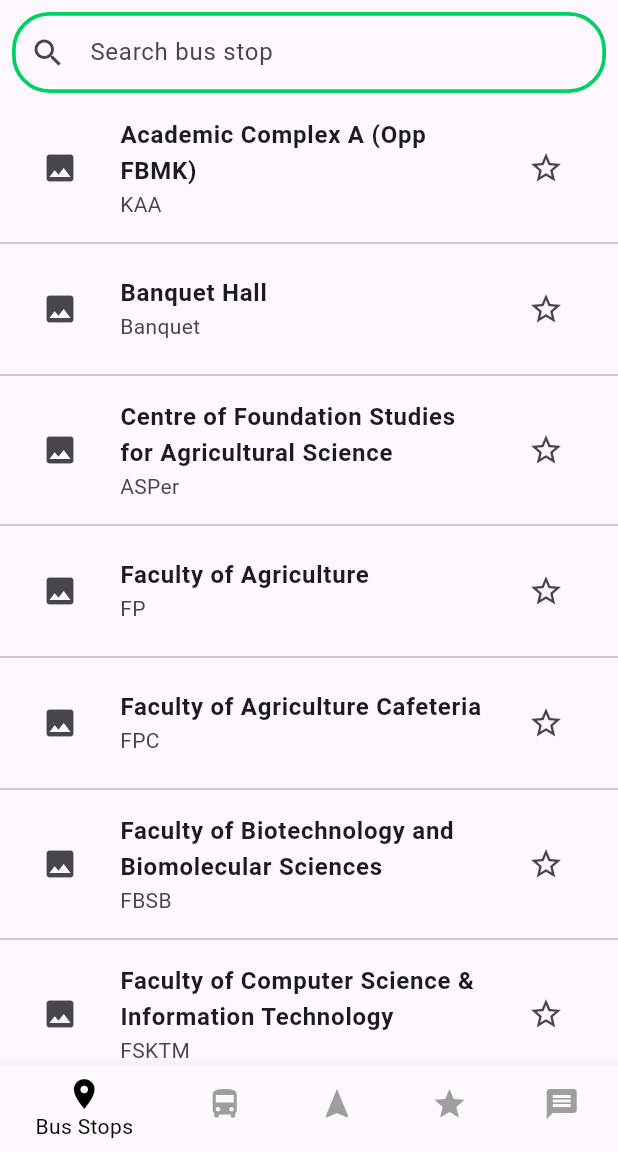
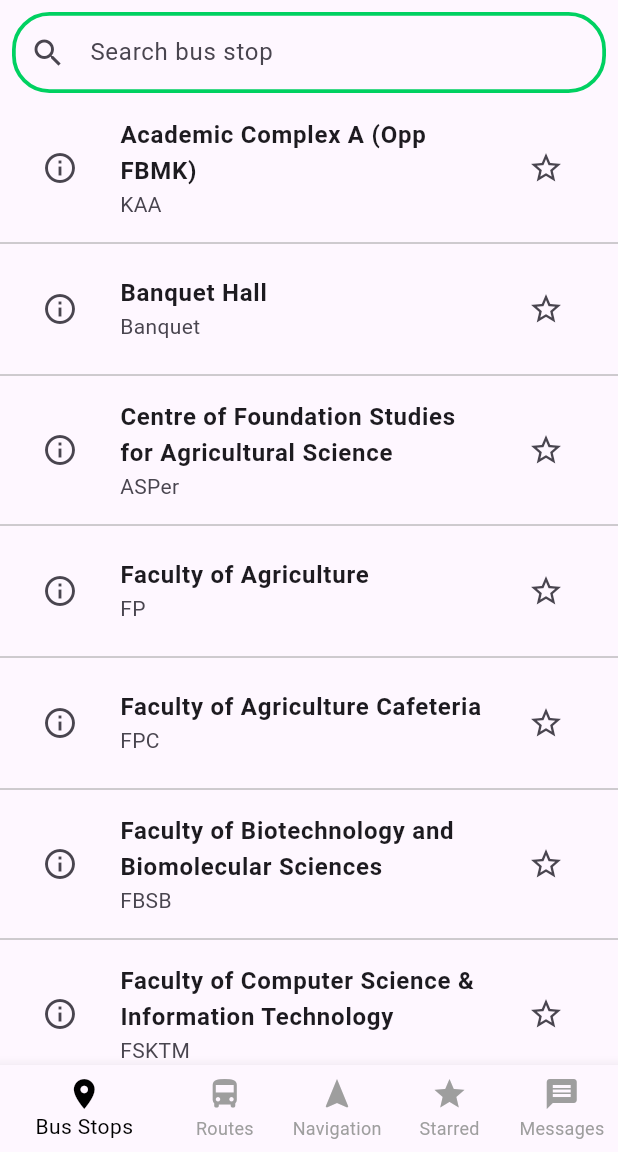
Before and after one commit to aqilsyamil/PUTRA_T, a Flutter app: the screen it shows after launch, on a phone screen of 412 x 824 dp, the part 84-1236 px from its top. Run offline on Flutter 3.47's test engine with Material 3 defaults, Android fonts, the light colour scheme and no system bars; our stand-ins replace geolocator, google_maps_flutter.

Commit message:
New Version

```diff
--- a/lib/BusRoutePage.dart
+++ b/lib/BusRoutePage.dart
@@ -3,6 +3,7 @@ import 'package:google_maps_flutter/google_maps_flutter.dart';
 import 'SidebarPage.dart';
 import 'model/User.dart';
 import 'package:geolocator/geolocator.dart';
+
 
 class BusStop {
   final String id;
@@ -1193,6 +1194,7 @@ class _BusRoutePage extends State<BusRoutePage> {
   @override
   Widget build(BuildContext context) {
     return Scaffold(
+      key: _scaffoldKey,
       appBar: AppBar(
         leading: IconButton(
           icon: Image.asset('assets/images/p_logo.png'),// Use your own asset image
--- a/lib/BusStop.dart
+++ b/lib/BusStop.dart
@@ -52,7 +52,7 @@ class BusStop extends StatelessWidget {
           leading: Padding(
             padding: EdgeInsets.only(right: 0.0), // Reduce padding to bring text closer to the icon
             child: IconButton(
-              icon: Icon(Icons.image),
+              icon: Icon(Icons.info_outline),
               iconSize: 24, // Smaller icon size
               onPressed: () => _showFullScreenImage(context, imagePath),
             ),
--- a/lib/BusStopPage.dart
+++ b/lib/BusStopPage.dart
@@ -29,9 +29,9 @@ class _BusStopPageState extends State<BusStopPage> {
   bool isSearching = false;
 
   final Map<String, String> busStopImages = {
-    'PFC': 'assets/images/academy.JPG',
-    'KTAG': 'assets/images/asper.JPG',
-    'SFC': 'assets/images/banquet.JPG',
+    'PFC': 'assets/images/pfc.JPG',
+    'KTAG': 'assets/images/ktag.JPG',
+    'SFC': 'assets/images/sfc.JPG',
     'Central': 'assets/images/central.JPG',
     'FBMK': 'assets/images/fbmk.JPG',
     'FBSB': 'assets/images/fbsb.JPG',
@@ -44,10 +44,14 @@ class _BusStopPageState extends State<BusStopPage> {
     'IBS': 'assets/images/ibs.JPG',
     'INSPEM': 'assets/images/inspem.JPG',
     'K10': 'assets/images/k10.JPG',
-    'K14': 'assets/images/k14.JPG',
+    'K14': 'assets/images/k14.jpg',
     'KMB': 'assets/images/kmb.JPG',
     'PSAS': 'assets/images/psas.JPG',
     'SGS': 'assets/images/sgs.JPG',
+    'Banquet': 'assets/images/banquet.JPG',
+    'ASPer': 'assets/images/asper.jpg',
+    'KAA': 'assets/images/kaa.JPG',
+    'Academy': 'assets/images/academy.jpg',
   };
 
 
@@ -198,7 +202,7 @@ class _BusStopPageState extends State<BusStopPage> {
               itemBuilder: (context, index) {
                 String busStopName = filteredBusStops[index]['name']!;
                 String busStopShortName = filteredBusStops[index]['shortName']!;
-                bool isStarred = widget.starredBusStops.contains('$busStopName | $busStopShortName');
+                bool isStarred = widget.starredBusStops.contains('$busStopName|$busStopShortName');
                 String imagePath = busStopImages[busStopShortName] ?? 'assets/images/default.jpg';
 
                 return BusStop(
@@ -208,9 +212,9 @@ class _BusStopPageState extends State<BusStopPage> {
                   onStarPressed: () {
                     setState(() {
                       if (isStarred) {
-                        widget.removeFromStarred('$busStopName | $busStopShortName');
+                        widget.removeFromStarred('$busStopName|$busStopShortName');
                       } else {
-                        widget.addToStarred('$busStopName | $busStopShortName');
+                        widget.addToStarred('$busStopName|$busStopShortName');
                       }
                     });
                   },
--- a/lib/main.dart
+++ b/lib/main.dart
@@ -4,6 +4,7 @@ import 'BusRoutePage.dart';
 import 'NavigationPage.dart';
 import 'StarredPage.dart';
 import 'MessagesPage.dart';
+import 'SidebarPage.dart';
 
 void main() {
   runApp(MyApp());
@@ -29,6 +30,34 @@ class _MyHomePageState extends State<MyHomePage> {
   List<String> _starredBusStops = []; // Make it private
   GlobalKey<NavigationPageState> navigationPageKey = GlobalKey();
   String endLocation = "";
+  final GlobalKey<ScaffoldState> _scaffoldKey = GlobalKey<ScaffoldState>();
+
+  final Map<String, String> busStopImages = {
+    'PFC': 'assets/images/pfc.JPG',
+    'KTAG': 'assets/images/ktag.JPG',
+    'SFC': 'assets/images/sfc.JPG',
+    'Central': 'assets/images/central.JPG',
+    'FBMK': 'assets/images/fbmk.JPG',
+    'FBSB': 'assets/images/fbsb.JPG',
+    'FP': 'assets/images/fp.JPG',
+    'FPC': 'assets/images/fpc.JPG',
+    'FRSB': 'assets/images/frsb.JPG',
+    'FS': 'assets/images/fs.JPG',
+    'FSKTM': 'assets/images/fsktm.JPG',
+    'FSTM': 'assets/images/fstm.JPG',
+    'IBS': 'assets/images/ibs.JPG',
+    'INSPEM': 'assets/images/inspem.JPG',
+    'K10': 'assets/images/k10.JPG',
+    'K14': 'assets/images/k14.jpg',
+    'KMB': 'assets/images/kmb.JPG',
+    'PSAS': 'assets/images/psas.JPG',
+    'SGS': 'assets/images/sgs.JPG',
+    'Banquet': 'assets/images/banquet.JPG',
+    'ASPer': 'assets/images/asper.jpg',
+    'KAA': 'assets/images/kaa.JPG',
+    'Academy': 'assets/images/academy.jpg',
+  };
+
 
 
   void addToStarredBusStops(String busStop) {
@@ -62,27 +91,32 @@ class _MyHomePageState extends State<MyHomePage> {
   @override
   Widget build(BuildContext context) {
     return Scaffold(
-      body: _currentIndex == 0
-          ? BusStopPage(
+      key: _scaffoldKey,
+      drawer: SidebarPage(),
+      body: IndexedStack(
+        index: _currentIndex,
+        children: <Widget>[
+          BusStopPage(
             starredBusStops: _starredBusStops,
             addToStarred: addToStarredBusStops,
             removeFromStarred: removeFromStarredBusStops,
             onBusStopSelected: onBusStopSelected,
             updateEndLocation: updateEndLocation,
-      )
-          : _currentIndex == 1
-          ? BusRoutePage()
-          : _currentIndex == 2
-          ? NavigationPage(
+          ),
+          BusRoutePage(),
+          NavigationPage(
             key: navigationPageKey,
             endLocation: endLocation,
-      )
-          : _currentIndex == 3
-          ? StarredPage(
+          ),
+          StarredPage(
             starredBusStops: _starredBusStops,
             removeFromStarred: removeFromStarredBusStops,
-      )
-          : MessagesPage(),
+            scaffoldKey: _scaffoldKey,
+            busStopImages: busStopImages,
+          ),
+          MessagesPage(scaffoldKey: _scaffoldKey),
+        ],
+      ),
       bottomNavigationBar: BottomNavigationBar(
         currentIndex: _currentIndex,
         onTap: (index) {
@@ -103,7 +137,7 @@ class _MyHomePageState extends State<MyHomePage> {
               Icons.directions_bus,
               color: _currentIndex == 1 ? Colors.black : Colors.grey,
             ),
-            label: 'Bus Routes',
+            label: 'Routes',
           ),
           BottomNavigationBarItem(
             icon: Icon(
@@ -128,7 +162,9 @@ class _MyHomePageState extends State<MyHomePage> {
           ),
         ],
         selectedItemColor: Colors.black, // Color when selected
-        unselectedItemColor: Colors.grey, // Color when not selected
+        unselectedItemColor: Colors.grey,
+        showSelectedLabels: true,
+        showUnselectedLabels: true,// Color when not selected
       ),
     );
   }
--- a/pubspec.yaml
+++ b/pubspec.yaml
@@ -78,8 +78,8 @@ flutter:
     - assets/images/p_logo.png
     - assets/images/transit_map.png
     - assets/images/putra-t-sidebar-logo.png
-    - assets/images/academy.JPG
-    - assets/images/asper.JPG
+    - assets/images/academy.jpg
+    - assets/images/asper.jpg
     - assets/images/banquet.JPG
     - assets/images/central.JPG
     - assets/images/fbmk.JPG
@@ -100,6 +100,7 @@ flutter:
     - assets/images/psas.JPG
     - assets/images/sfc.JPG
     - assets/images/sgs.JPG
+    - assets/images/kaa.JPG
     - assets/images/my-location.png
 
 
```
Also changed, not shown: lib/MessagesPage.dart (+7 -1 lines), lib/NavigationPage.dart (+6 -1 lines), lib/SidebarPage.dart (+6 -4 lines), lib/StarredPage.dart (+34 -49 lines), assets/images/kaa.JPG (added), lib/SettingPage.dart (added). Lines whose indentation alone changed are shown as unchanged.
